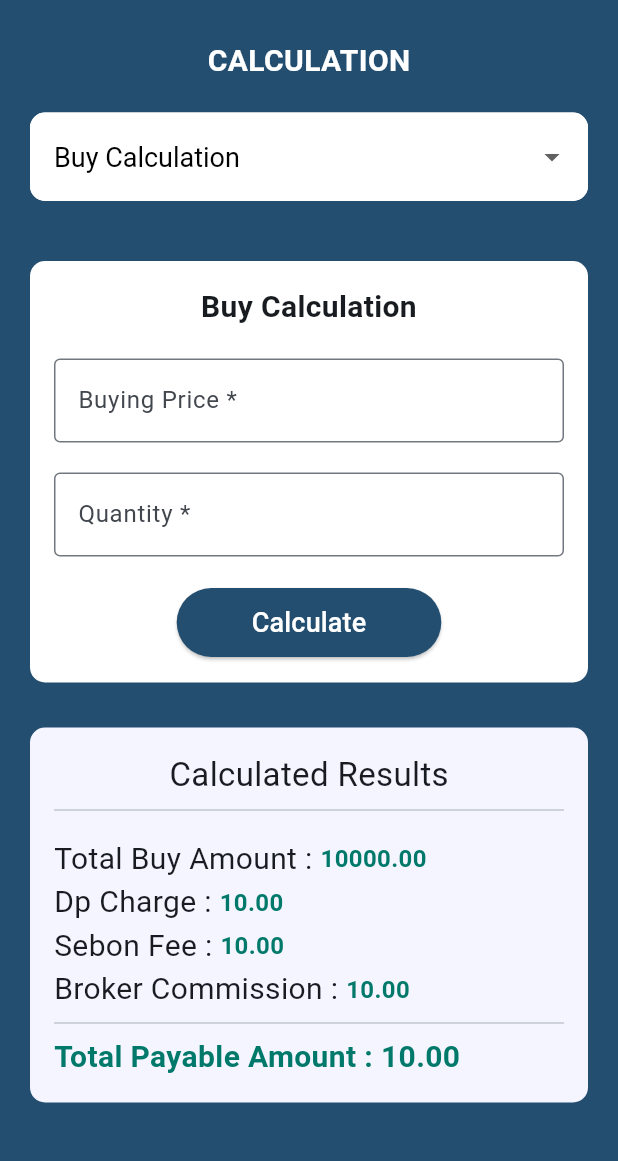
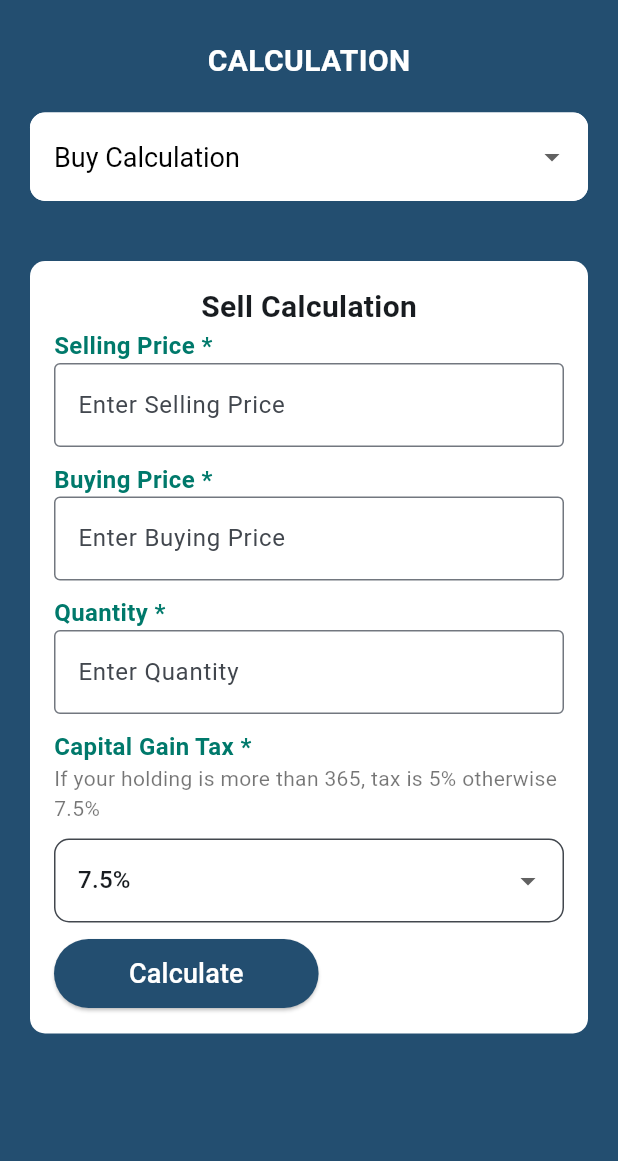
Before and after one commit to santoshvandari/ShareHisab, a Flutter app: the screen it shows after launch, on a phone screen of 412 x 824 dp, the part 75-1236 px from its top. Run offline on Flutter 3.47's test engine with Material 3 defaults, Android fonts, the phone set to English and light mode, and no system bars.

Commit message:
Sell Input Options are Created

```diff
--- a/lib/home_page.dart
+++ b/lib/home_page.dart
@@ -1,6 +1,7 @@
 import 'package:flutter/material.dart';
 import 'package:sharehisab/buy_options.dart';
 import 'package:sharehisab/buy_results.dart';
+import 'package:sharehisab/sell_options.dart';
 
 class HomePage extends StatefulWidget {
   const HomePage({super.key});
@@ -23,6 +24,7 @@ class _HomePageState extends State<HomePage> {
             ),
           ),
           centerTitle: true,
+          backgroundColor: Theme.of(context).colorScheme.primary,
         ),
         body: SingleChildScrollView(
           scrollDirection: Axis.vertical,
@@ -82,9 +84,9 @@ class _HomePageState extends State<HomePage> {
                   },
                 ),
                 const SizedBox(height: 20),
-                const BuyOptions(),
+                const SellOptions(),
                 const SizedBox(height: 30),
-                const BuyResults(),
+                // const BuyResults(),
               ],
             ),
           ),
--- /dev/null
+++ b/lib/sell_options.dart
@@ -0,0 +1,118 @@
+import 'package:flutter/material.dart';
+
+class SellOptions extends StatelessWidget {
+  const SellOptions({super.key});
+
+  @override
+  Widget build(BuildContext context) {
+    double temp = 0.0;
+    return Column(
+      children: [
+        const SizedBox(height: 20),
+        Container(
+          padding: const EdgeInsets.all(16.0),
+          decoration: BoxDecoration(
+            color: Colors.white,
+            borderRadius: BorderRadius.circular(10),
+          ),
+          child: Column(
+            crossAxisAlignment: CrossAxisAlignment.start,
+            children: [
+              const Center(
+                child: Text(
+                  "Sell Calculation",
+                  style: TextStyle(
+                    fontSize: 20,
+                    fontWeight: FontWeight.bold,
+                  ),
+                ),
+              ),
+              textFormFieldDesign("Selling Price", temp),
+              textFormFieldDesign("Buying Price", temp),
+              textFormFieldDesign("Quantity", temp),
+              Text(
+                "Capital Gain Tax *",
+                style: TextStyle(
+                  fontSize: 16,
+                  fontWeight: FontWeight.bold,
+                  color: Colors.teal[700],
+                ),
+              ),
+              const Text(
+                "If your holding is more than 365, tax is 5% otherwise 7.5%",
+                style: TextStyle(color: Colors.black54),
+              ),
+              const SizedBox(height: 10),
+              DropdownButtonFormField<String>(
+                dropdownColor: Colors.white,
+                value: "7.5",
+                items: const [
+                  DropdownMenuItem(
+                    child: Text("5%"),
+                    value: "5",
+                  ),
+                  DropdownMenuItem(
+                    child: Text("7.5%"),
+                    value: "7.5",
+                  ),
+                ],
+                onChanged: (value) {
+                  debugPrint(value);
+                },
+                decoration: InputDecoration(
+                  filled: true,
+                  fillColor: Colors.white,
+                  border: OutlineInputBorder(
+                    borderRadius: BorderRadius.circular(10),
+                  ),
+                ),
+              ),
+              const SizedBox(height: 10),
+              ElevatedButton(
+                onPressed: () {},
+                style: ElevatedButton.styleFrom(
+                  padding: const EdgeInsets.symmetric(
+                    horizontal: 50,
+                    vertical: 10,
+                  ),
+                  backgroundColor: Theme.of(context).colorScheme.primary,
+                  foregroundColor: Colors.white,
+                ),
+                child: const Text(
+                  "Calculate",
+                  style: TextStyle(fontSize: 18),
+                ),
+              ),
+            ],
+          ),
+        ),
+      ],
+    );
+  }
+
+  Widget textFormFieldDesign(String label, double dataStorage) {
+    return Column(
+      crossAxisAlignment: CrossAxisAlignment.start,
+      children: [
+        Text(
+          "$label *",
+          style: TextStyle(
+            fontSize: 16,
+            fontWeight: FontWeight.bold,
+            color: Colors.teal[700],
+          ),
+        ),
+        TextFormField(
+          decoration: InputDecoration(
+            hintText: "Enter $label",
+          ),
+          keyboardType: TextInputType.number,
+          onChanged: (value) {
+            debugPrint(value);
+          },
+        ),
+        const SizedBox(height: 10),
+      ],
+    );
+  }
+}
```
Also changed, not shown: lib/sell_results.dart (added).
